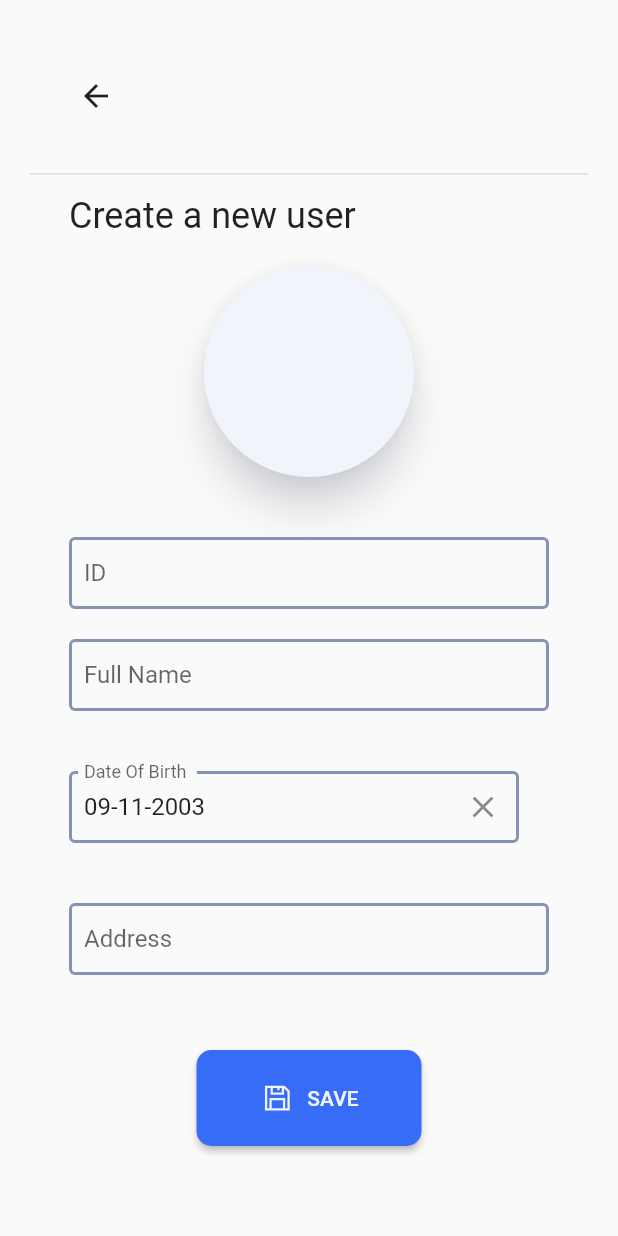
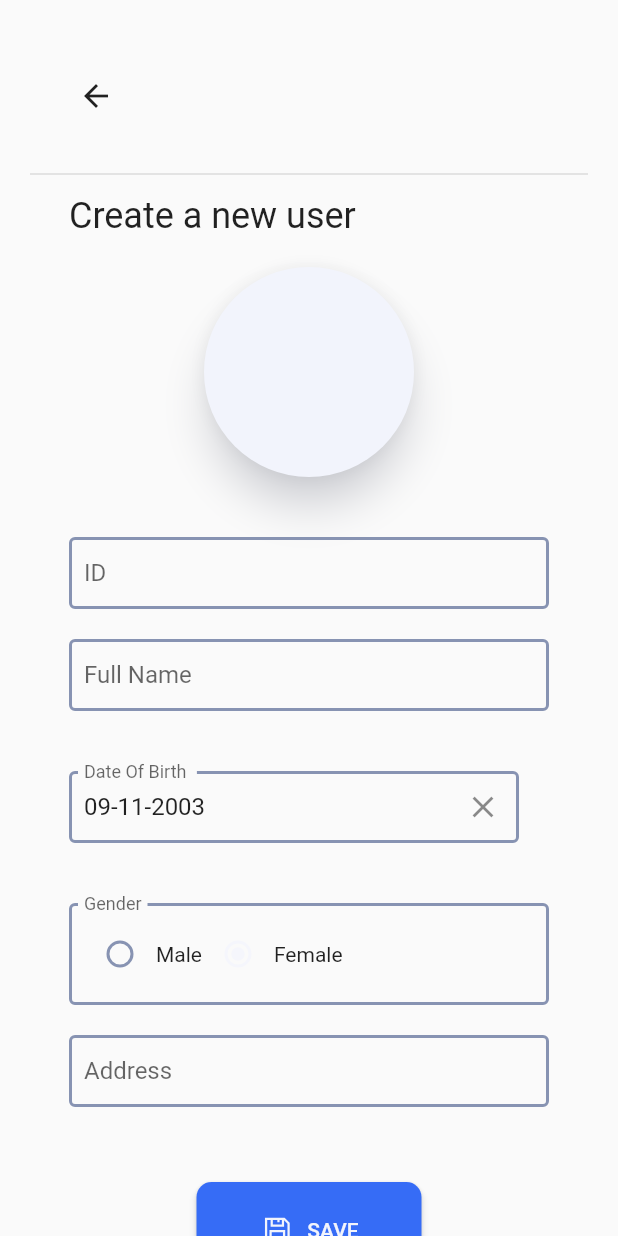
Before and after one commit to tcmhoang/AMS, a Flutter app: the screen it shows after launch, after a tap on the "menu" icon, after a tap on "Add user", on a phone screen of 412 x 824 dp. Run offline on Flutter 3.47's test engine with Material 2 defaults, Android fonts, the phone set to English and light mode, and no system bars; drawn by our look-alikes of datetime_picker_formfield, flutter_form_builder; our stand-ins replace dropdown_search, flash, freezed_annotation, google_fonts, line_icons, package_info_plus and 4 more; missing offline and left inert: file_selector, flex_color_picker, flutter_luban, flutter_simple_dependency_injection, window_size; accounts and stored records are empty.

Commit message:
Finish decompose gender field

```diff
--- a/lib/pages/detail/components/user_details.dart
+++ b/lib/pages/detail/components/user_details.dart
@@ -39,7 +39,7 @@ class UserDetails extends StatelessWidget {
         'avatar': data?.urlImage,
         'fullName': data?.fullName,
         'dob': data?.dob ?? validDate.millisecondsSinceEpoch,
-        'gender': data?.gender,
+        'gender': data?.gender == 1 ? Gender.MALE : Gender.FEMALE,
         'address': data?.address,
       },
       child: <Widget>[
@@ -58,15 +58,12 @@ class UserDetails extends StatelessWidget {
           name: 'fullName',
           decoration: getDefaultInputDecoration(title: 'Full Name'),
         ),
-
-        //TODO(tuanhm): Decompose these
         _renderDob(context),
-        // _renderGender(context),
+        _renderGender(context),
         FormBuilderTextField(
           name: 'address',
           decoration: getDefaultInputDecoration(title: 'Address'),
         ),
-
         const SizedBox(
           height: 10,
         ),
@@ -179,39 +176,21 @@ class UserDetails extends StatelessWidget {
         ),
       ).padding(vertical: kDefaultPadding, right: kDefaultPadding);
 
-  // Widget _renderGender(BuildContext context) => <Widget>[
-  //       const Text(
-  //         'Gender:',
-  //         style: TextStyle(fontSize: 18, color: kTextColor),
-  //       ).expanded(),
-  //       ListTile(
-  //         title: const Text('Male'),
-  //         leading: Radio<Gender>(
-  //           value: Gender.MALE,
-  //           groupValue: _gender,
-  //           onChanged: _onClickGender,
-  //         ),
-  //       ).expanded(),
-  //       ListTile(
-  //         title: const Text('Female'),
-  //         leading: Radio<Gender>(
-  //           value: Gender.FEMALE,
-  //           groupValue: _gender,
-  //           onChanged: _onClickGender,
-  //         ),
-  //       ).expanded(),
-  //     ]
-  //         .toRow(
-  //           mainAxisAlignment: MainAxisAlignment.start,
-  //           mainAxisSize: MainAxisSize.min,
-  //         )
-  //         .padding(bottom: kDefaultPadding);
-
-  // void _onClickGender(Gender? value) {
-  //   setState(() {
-  //     _gender = value!;
-  //   });
-  // }
+  Widget _renderGender(BuildContext context) => FormBuilderRadioGroup<Gender>(
+        name: 'gender',
+        decoration: getDefaultInputDecoration(title: 'Gender'),
+        separator: const Spacer(),
+        options: const <FormBuilderFieldOption<Gender>>[
+          FormBuilderFieldOption<Gender>(
+            value: Gender.MALE,
+            child: Text('Male'),
+          ),
+          FormBuilderFieldOption<Gender>(
+            value: Gender.FEMALE,
+            child: Text('Female'),
+          ),
+        ],
+      );
 
   Widget _renderAvatar(BuildContext context) => FormBuilderField<String>(
         name: 'avatar',
```
